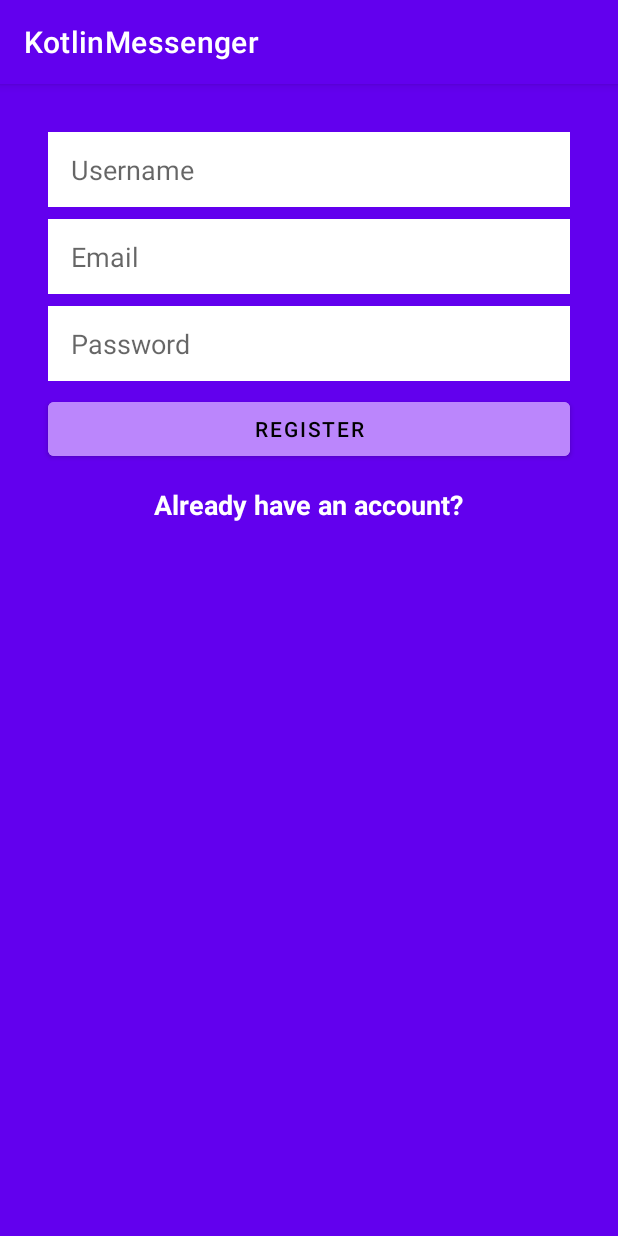
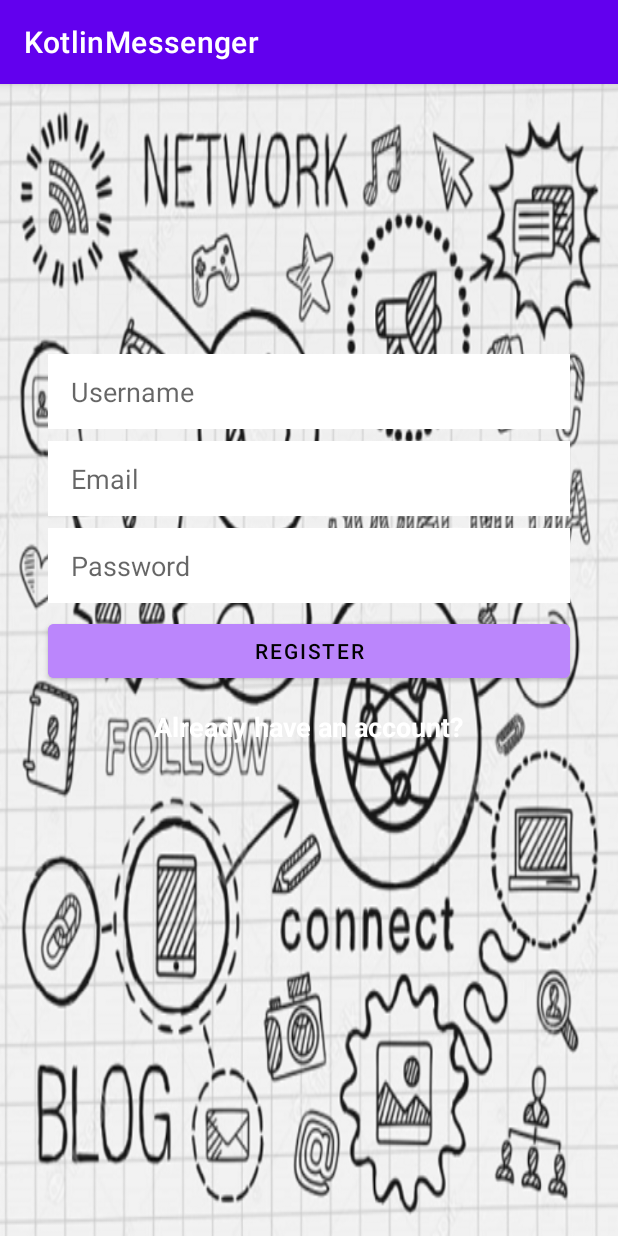
Before and after one commit to 196Sebastian/kotlin-messenger, an Android app: the screen it shows after launch (MainActivity), on a phone screen of 412 x 824 dp. Run offline under Robolectric (Android 15) with nearby library versions, the phone set to English and light mode, and no system bars.

Commit message:
Added background image

```diff
--- a/app/src/main/res/layout/activity_login.xml
+++ b/app/src/main/res/layout/activity_login.xml
@@ -4,7 +4,7 @@
     android:layout_width="match_parent"
     android:layout_height="match_parent"
     xmlns:app="http://schemas.android.com/apk/res-auto"
-    android:background="@color/design_default_color_primary"
+    android:background="@drawable/media_messenger_background"
     tools:context=".MainActivity">
 
     <EditText
--- a/app/src/main/res/layout/activity_main.xml
+++ b/app/src/main/res/layout/activity_main.xml
@@ -4,7 +4,7 @@
     xmlns:tools="http://schemas.android.com/tools"
     android:layout_width="match_parent"
     android:layout_height="match_parent"
-    android:background="@color/design_default_color_primary"
+    android:background="@drawable/media_messenger_background"
     tools:context=".MainActivity">
 
     <EditText
@@ -15,7 +15,7 @@
         android:layout_marginEnd="32dp"
         android:layout_marginLeft="32dp"
         android:layout_marginRight="32dp"
-        android:layout_marginTop="32dp"
+        android:layout_marginTop="180dp"
         android:paddingLeft="15dp"
         android:background="@color/white"
         android:ems="10"
```
Also changed, not shown: app/src/main/res/drawable/media_messenger_background.PNG (added).
